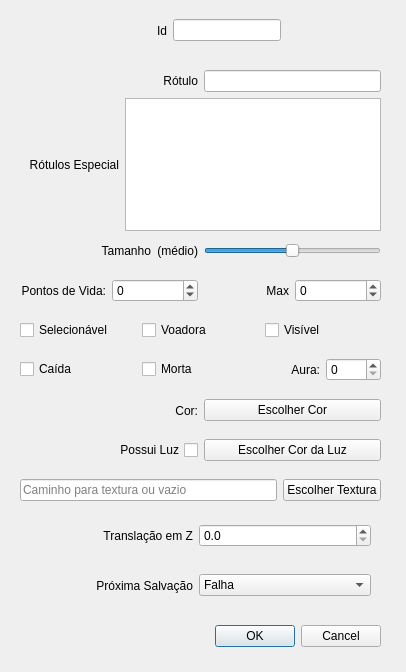
Old version of the form ifg/qt/ui/entidade.ui in the repository matferib/tabuleiro-virtual.
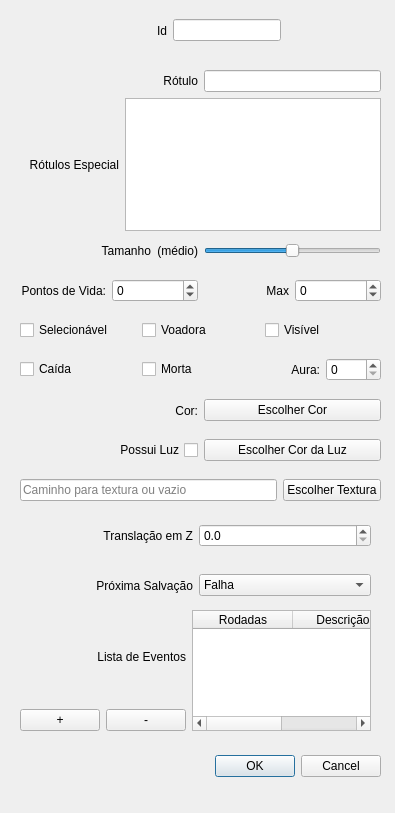
New version of the form.

What changed in the file:
```diff
--- a/ifg/qt/ui/entidade.ui
+++ b/ifg/qt/ui/entidade.ui
@@ -7,8 +7,8 @@
    <rect>
     <x>0</x>
     <y>0</y>
-    <width>406</width>
-    <height>672</height>
+    <width>395</width>
+    <height>813</height>
    </rect>
   </property>
   <property name="windowTitle">
@@ -27,7 +27,7 @@
    <property name="geometry">
     <rect>
      <x>40</x>
-     <y>620</y>
+     <y>750</y>
      <width>341</width>
      <height>32</height>
     </rect>
@@ -528,6 +528,70 @@
     </item>
    </layout>
   </widget>
+  <widget class="QWidget" name="layoutWidget_2">
+   <property name="geometry">
+    <rect>
+     <x>20</x>
+     <y>610</y>
+     <width>351</width>
+     <height>121</height>
+    </rect>
+   </property>
+   <layout class="QHBoxLayout" name="horizontalLayout_19">
+    <item>
+     <layout class="QVBoxLayout" name="verticalLayout_2">
+      <item>
+       <widget class="QLabel" name="label_11">
+        <property name="sizePolicy">
+         <sizepolicy hsizetype="MinimumExpanding" vsizetype="Preferred">
+          <horstretch>0</horstretch>
+          <verstretch>0</verstretch>
+         </sizepolicy>
+        </property>
+        <property name="text">
+         <string>Lista de Eventos</string>
+        </property>
+        <property name="alignment">
+         <set>Qt::AlignRight|Qt::AlignTrailing|Qt::AlignVCenter</set>
+        </property>
+       </widget>
+      </item>
+      <item>
+       <layout class="QHBoxLayout" name="horizontalLayout_14">
+        <item>
+         <widget class="QPushButton" name="botao_adicionar_evento">
+          <property name="text">
+           <string>+</string>
+          </property>
+         </widget>
+        </item>
+        <item>
+         <widget class="QPushButton" name="botao_remover_evento">
+          <property name="text">
+           <string>-</string>
+          </property>
+         </widget>
+        </item>
+       </layout>
+      </item>
+     </layout>
+    </item>
+    <item>
+     <widget class="QTableWidget" name="tabela_eventos">
+      <column>
+       <property name="text">
+        <string>Rodadas</string>
+       </property>
+      </column>
+      <column>
+       <property name="text">
+        <string>Descrição</string>
+       </property>
+      </column>
+     </widget>
+    </item>
+   </layout>
+  </widget>
  </widget>
  <resources/>
  <connections>
```
Left out of the diff: 16 changed lines with no effect on the pictures.
